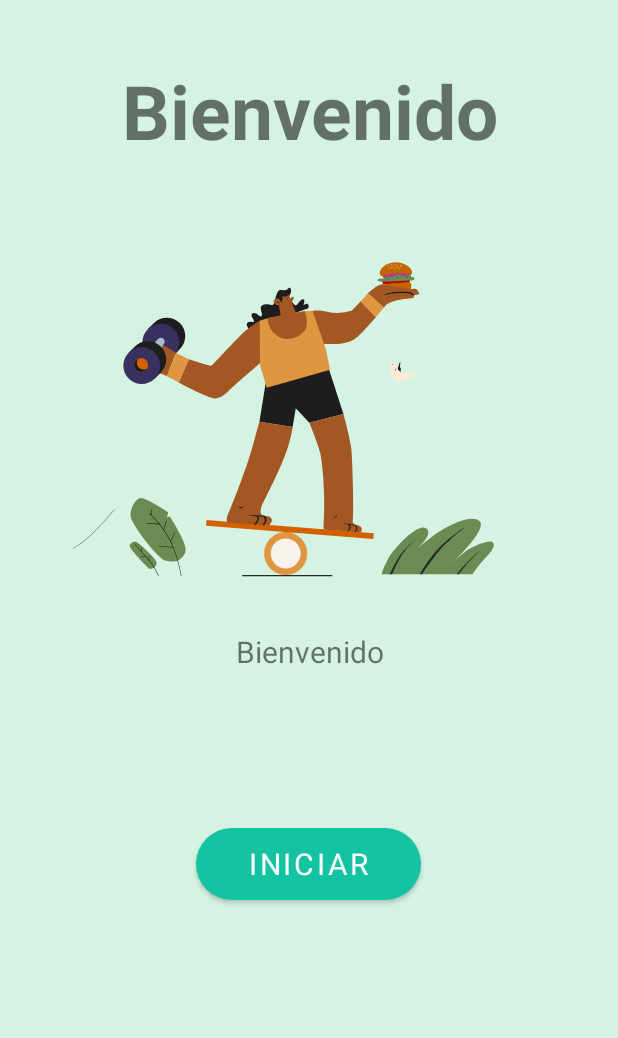
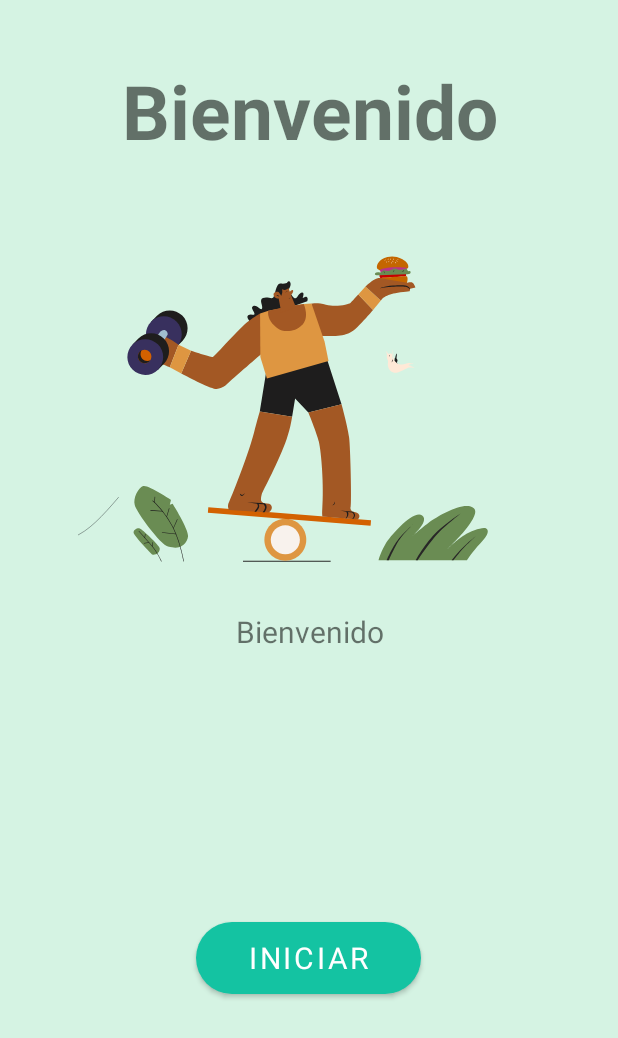
Before and after one commit to LuisT0p20/CarbonoZero, an Android app: the layout activity_starting.xml on its own in the app's theme, with its tools: preview values and no code run, on a phone screen of 412 x 824 dp. Shown: the top 1038 px of the screen. Run offline under Robolectric (Android 15) with nearby library versions, the phone set to English and light mode, and no system bars; network calls fail; Roboto replaces fonts that are not available here.

Commit message:
starting-linearlayout

```diff
--- a/app/src/main/res/layout/activity_starting.xml
+++ b/app/src/main/res/layout/activity_starting.xml
@@ -1,5 +1,5 @@
 <?xml version="1.0" encoding="utf-8"?>
-<androidx.constraintlayout.widget.ConstraintLayout xmlns:android="http://schemas.android.com/apk/res/android"
+<LinearLayout xmlns:android="http://schemas.android.com/apk/res/android"
     xmlns:app="http://schemas.android.com/apk/res-auto"
     xmlns:tools="http://schemas.android.com/tools"
     android:layout_width="match_parent"
@@ -10,58 +10,47 @@
 
     <TextView
         android:id="@+id/textView6"
-        android:layout_width="0dp"
+        android:layout_width="300dp"
         android:layout_height="wrap_content"
         android:layout_marginTop="40dp"
         android:fontFamily="@font/averia_gruesa_libre"
+        android:layout_gravity="center"
         android:gravity="center"
         android:text="Bienvenido"
         android:textSize="50sp"
-        android:textStyle="bold"
-        app:layout_constraintEnd_toEndOf="parent"
-        app:layout_constraintHorizontal_bias="0.0"
-        app:layout_constraintStart_toStartOf="parent"
-        app:layout_constraintTop_toTopOf="parent"></TextView>
+        android:textStyle="bold"></TextView>
 
     <com.airbnb.lottie.LottieAnimationView
         android:id="@+id/animationView"
-        android:layout_width="315dp"
-        android:layout_height="263dp"
+        android:layout_width="310dp"
+        android:layout_height="250dp"
+        android:layout_gravity="center"
         android:layout_marginTop="40dp"
-        app:layout_constraintEnd_toEndOf="parent"
-        app:layout_constraintStart_toStartOf="parent"
-        app:layout_constraintTop_toBottomOf="@+id/textView6"
         app:lottie_autoPlay="true"
         app:lottie_loop="true"
         app:lottie_rawRes="@raw/lifestyle" />
 
     <TextView
         android:id="@+id/mensajesBienvenidos"
-        android:layout_width="0dp"
+        android:layout_width="400dp"
         android:layout_height="wrap_content"
+        android:layout_gravity="center"
+        android:gravity="center"
+        android:layout_margin="10dp"
         android:layout_marginTop="32dp"
         android:fontFamily="@font/averia_gruesa_libre"
-        android:gravity="center"
         android:text="Bienvenido"
-        android:layout_margin="10dp"
-        android:textSize="20sp"
-        app:layout_constraintEnd_toEndOf="parent"
-        app:layout_constraintHorizontal_bias="0.0"
-        app:layout_constraintStart_toStartOf="parent"
-        app:layout_constraintTop_toBottomOf="@+id/animationView"></TextView>
+        android:textSize="20sp"></TextView>
 
     <Button
         android:id="@+id/botonIniciar"
         android:layout_width="150dp"
         android:layout_height="wrap_content"
-        android:layout_marginTop="104dp"
+        android:layout_marginTop="170dp"
+        android:layout_gravity="center"
         android:background="@drawable/redondeo_siguiente"
         android:fontFamily="@font/averia_gruesa_libre"
         android:onClick="pasarlogin"
         android:text="Iniciar"
-        android:textSize="20sp"
-        app:layout_constraintEnd_toEndOf="parent"
-        app:layout_constraintHorizontal_bias="0.498"
-        app:layout_constraintStart_toStartOf="parent"
-        app:layout_constraintTop_toBottomOf="@+id/mensajesBienvenidos" />
-</androidx.constraintlayout.widget.ConstraintLayout>
+        android:textSize="20sp" />
+</LinearLayout>
```
Also changed, not shown: app/src/main/res/layout/activity_create_user.xml (+18 -22 lines), app/src/main/res/drawable-xxhdpi/izquierda.png (deleted).
